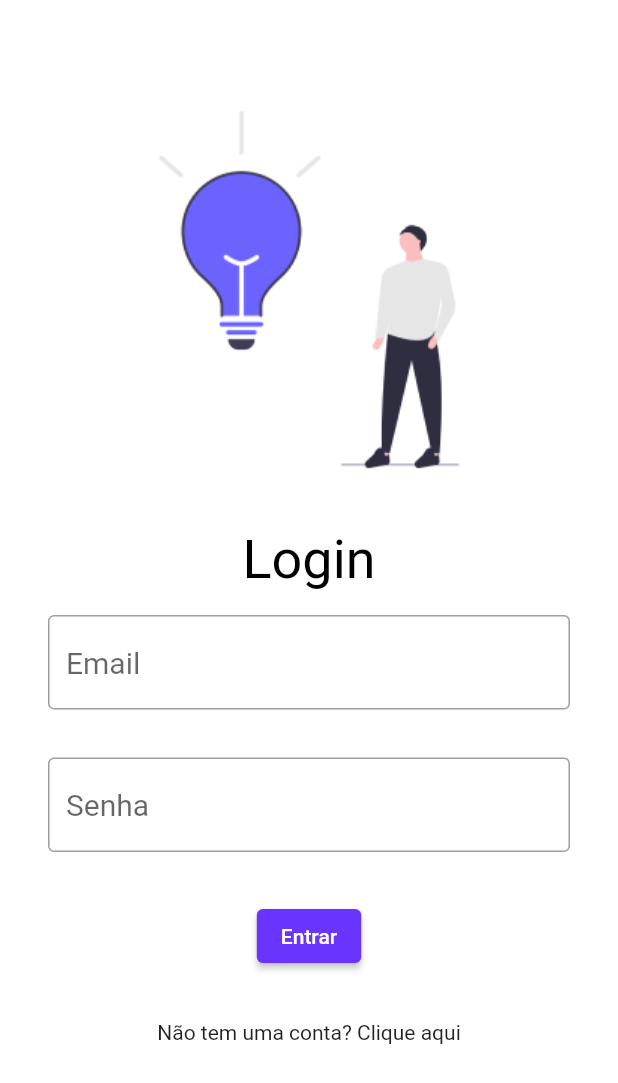
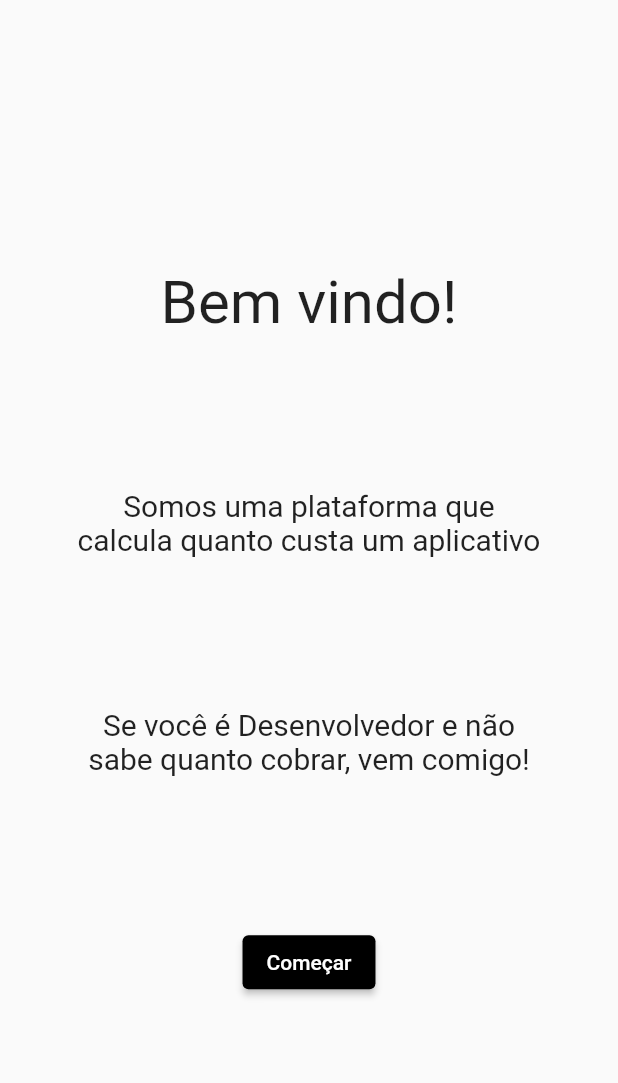
Before and after one commit to MatheusPedroSS/teste_izagro, a Flutter app: the screen it shows after launch, after a tap on "Entrar", on a phone screen of 412 x 824 dp. Shown: the top 1083 px of the screen. Run offline on Flutter 3.47's test engine with Material 2 defaults, Android fonts, the light colour scheme and no system bars.

Commit message:
Add Pages Home

```diff
--- a/lib/main.dart
+++ b/lib/main.dart
@@ -1,4 +1,5 @@
 import 'package:flutter/material.dart';
+import 'package:teste_izagro/src/pages/home.dart';
 import 'package:teste_izagro/src/pages/register.dart';
 import 'package:teste_izagro/src/pages/telaLogin.dart';
 
@@ -15,7 +16,8 @@ class MyApp extends StatelessWidget {
       initialRoute: 'login',
       routes: {
         'login' : (context) => TelaLogin(key: Key('login'),),
-        'register' : (context) => Register(key: Key('register'))
+        'register' : (context) => Register(key: Key('register')),
+        'home' : (context) => Home(key: Key('home'))
       },
       home: TelaLogin(key: Key("TelaLogin"),),
     );
--- /dev/null
+++ b/lib/src/pages/home.dart
@@ -0,0 +1,65 @@
+import 'package:flutter/cupertino.dart';
+import 'package:flutter/material.dart';
+
+class Home extends StatelessWidget {
+  const Home({required Key key}) : super(key: key);
+
+  @override
+  Widget build(BuildContext context) {
+    return Scaffold(
+      body: SafeArea(
+        child: Center(
+          child: Padding(
+            padding: EdgeInsets.all(50),
+            child: Column(
+              mainAxisAlignment: MainAxisAlignment.center,
+              children: [
+                Padding(
+                  padding: EdgeInsets.only(top: 20),
+                  child: Text(
+                    'Bem vindo!',
+                    textAlign: TextAlign.center,
+                    style: TextStyle(
+                        fontSize: 40
+                    ),
+                  ),
+                ),
+                Padding(
+                  padding: EdgeInsets.only(top: 100),
+                  child: Text(
+                    'Somos uma plataforma que calcula quanto custa um aplicativo',
+                    textAlign: TextAlign.center,
+                    style: TextStyle(
+                        fontSize: 20
+                    ),
+                  ),
+                ),
+                Padding(
+                  padding: EdgeInsets.only(top: 100),
+                  child: Text(
+                    'Se você é Desenvolvedor e não sabe quanto cobrar, vem comigo!',
+                    textAlign: TextAlign.center,
+                    style: TextStyle(
+                        fontSize: 20
+                    ),
+                  ),
+                ),
+                Padding(
+                  padding: EdgeInsets.only(top: 100),
+                  child: ElevatedButton(
+                    style: ElevatedButton.styleFrom(
+                      primary: Color.fromRGBO(0, 0, 0, 1),
+                    ),
+                    child: Text("Começar"),
+                    onPressed: () => {
+                    },
+                  ),
+                ),
+              ],
+            ),
+          )
+        ),
+      )
+    );
+  }
+}
--- a/lib/src/pages/register.dart
+++ b/lib/src/pages/register.dart
@@ -55,7 +55,7 @@ class _RegisterState extends State<Register> {
                           ),
                           child: Text("Registrar"),
                           onPressed: () => {
-                            print(user.toString())
+                            Navigator.pushNamed(context, 'home')
                           },
                         ),
                       ),
--- a/lib/src/pages/telaLogin.dart
+++ b/lib/src/pages/telaLogin.dart
@@ -56,7 +56,7 @@ class _TelaLoginState extends State<TelaLogin> {
                           ),
                           child: Text("Entrar"),
                           onPressed: () => {
-                            print(user.toString())
+                            Navigator.pushNamed(context, 'home')
                           },
                         ),
                       ),
```
